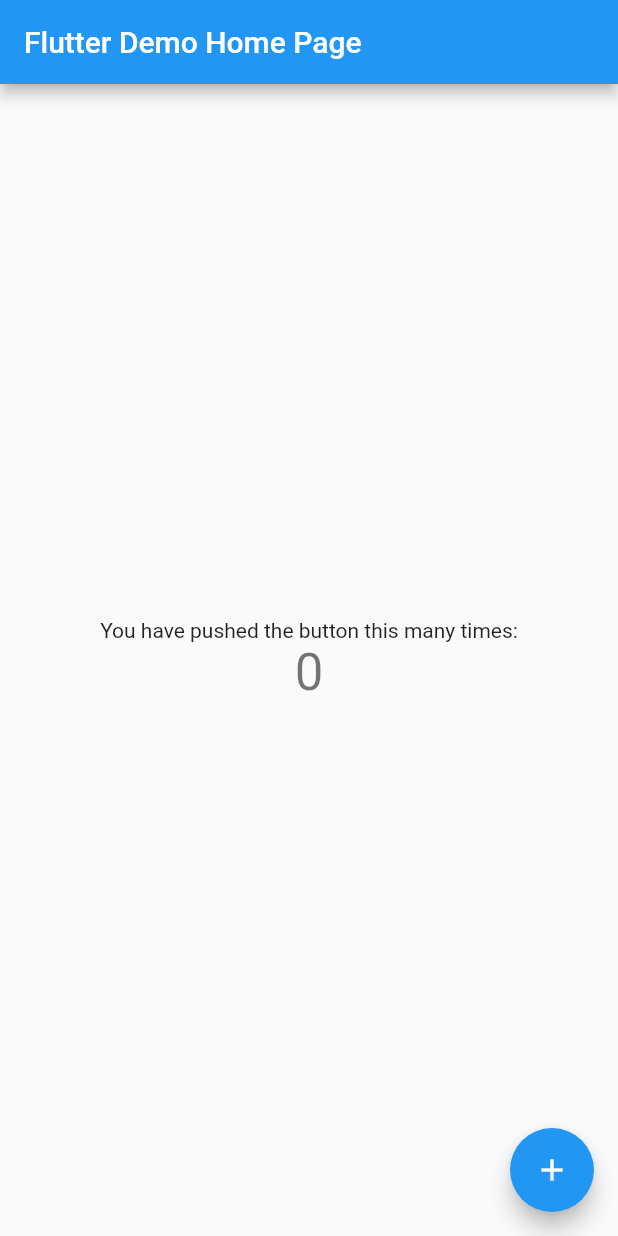
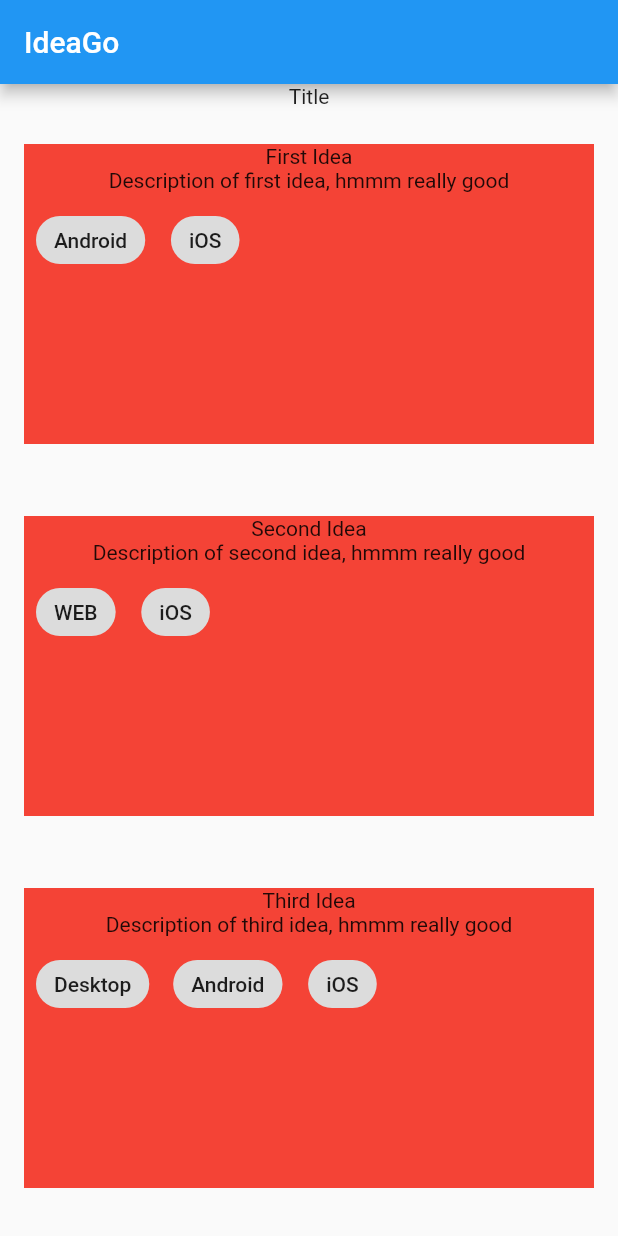
Before and after one commit to davorkomusanac/ideago, a Flutter app: the screen it shows after launch, on a phone screen of 412 x 824 dp. Run offline on Flutter 3.47's test engine with Material 2 defaults, Android fonts, the phone set to English and light mode, and no system bars; our stand-ins replace equatable.

Commit message:
add basic dependencies and create Idea data model

```diff
--- /dev/null
+++ b/lib/constants.dart
@@ -0,0 +1,35 @@
+import 'package:ideago/data/models/idea.dart';
+import 'package:uuid/uuid.dart';
+
+List<Idea> tempIdeas = [
+  Idea(
+    uid: const Uuid().v4(),
+    title: 'First Idea',
+    description: 'Description of first idea, hmmm really good',
+    ideaStatus: 'TODO',
+    index: 0,
+    rating: 50,
+    categories: const <String>['Android', 'iOS'],
+    dateTimeCreated: DateTime.now(),
+  ),
+  Idea(
+    uid: const Uuid().v4(),
+    title: 'Second Idea',
+    description: 'Description of second idea, hmmm really good',
+    ideaStatus: 'TRIED',
+    index: 1,
+    rating: 70,
+    categories: const <String>['WEB', 'iOS'],
+    dateTimeCreated: DateTime.now(),
+  ),
+  Idea(
+    uid: const Uuid().v4(),
+    title: 'Third Idea',
+    description: 'Description of third idea, hmmm really good',
+    ideaStatus: 'DISCARDED',
+    index: 2,
+    rating: 80,
+    categories: const <String>['Desktop', 'Android', 'iOS'],
+    dateTimeCreated: DateTime.now(),
+  ),
+];
--- /dev/null
+++ b/lib/data/models/idea.dart
@@ -0,0 +1,82 @@
+import 'package:equatable/equatable.dart';
+
+class Idea extends Equatable {
+  final String uid;
+  final String title;
+  final String description;
+  final String ideaStatus;
+  final double index;
+  final int rating;
+  final List<String> categories;
+  final DateTime dateTimeCreated;
+
+  const Idea({
+    required this.uid,
+    required this.title,
+    required this.description,
+    required this.ideaStatus,
+    required this.index,
+    required this.rating,
+    required this.categories,
+    required this.dateTimeCreated,
+  });
+
+  @override
+  String toString() =>
+      'Idea{ uid: $uid, title: $title, description: $description, ideaStatus: $ideaStatus, index: $index, rating: $rating, categories: $categories, dateTimeCreated: $dateTimeCreated,}';
+
+  Idea copyWith({
+    String? uid,
+    String? title,
+    String? description,
+    String? ideaStatus,
+    double? index,
+    int? rating,
+    List<String>? categories,
+    DateTime? dateTimeCreated,
+  }) =>
+      Idea(
+        uid: uid ?? this.uid,
+        title: title ?? this.title,
+        description: description ?? this.description,
+        ideaStatus: ideaStatus ?? this.ideaStatus,
+        index: index ?? this.index,
+        rating: rating ?? this.rating,
+        categories: categories ?? this.categories,
+        dateTimeCreated: dateTimeCreated ?? this.dateTimeCreated,
+      );
+
+  Map<String, dynamic> toMap() => {
+        'uid': uid,
+        'title': title,
+        'description': description,
+        'ideaStatus': ideaStatus,
+        'index': index,
+        'rating': rating,
+        'categories': categories,
+        'dateTimeCreated': dateTimeCreated,
+      };
+
+  factory Idea.fromMap(Map<String, dynamic> map) => Idea(
+        uid: map['uid'] as String? ?? '',
+        title: map['title'] as String? ?? '',
+        description: map['description'] as String? ?? '',
+        ideaStatus: map['ideaStatus'] as String? ?? '',
+        index: map['index'] as double? ?? 0,
+        rating: map['rating'] as int? ?? 0,
+        categories: map['categories'] as List<String>? ?? <String>[],
+        dateTimeCreated: map['dateTimeCreated'] as DateTime? ?? DateTime.now(),
+      );
+
+  @override
+  List<Object?> get props => [
+        uid,
+        title,
+        description,
+        ideaStatus,
+        index,
+        rating,
+        categories,
+        dateTimeCreated,
+      ];
+}
--- a/lib/main.dart
+++ b/lib/main.dart
@@ -1,4 +1,5 @@
 import 'package:flutter/material.dart';
+import 'package:ideago/presentation/pages/home/home_page.dart';
 
 void main() {
   runApp(const MyApp());
@@ -7,109 +8,14 @@
 class MyApp extends StatelessWidget {
   const MyApp({Key? key}) : super(key: key);
 
-  // This widget is the root of your application.
   @override
   Widget build(BuildContext context) {
     return MaterialApp(
-      title: 'Flutter Demo',
+      title: 'IdeaGo',
       theme: ThemeData(
-        // This is the theme of your application.
-        //
-        // Try running your application with "flutter run". You'll see the
-        // application has a blue toolbar. Then, without quitting the app, try
-        // changing the primarySwatch below to Colors.green and then invoke
-        // "hot reload" (press "r" in the console where you ran "flutter run",
-        // or simply save your changes to "hot reload" in a Flutter IDE).
-        // Notice that the counter didn't reset back to zero; the application
-        // is not restarted.
         primarySwatch: Colors.blue,
       ),
-      home: const MyHomePage(title: 'Flutter Demo Home Page'),
+      home: const HomePage(),
     );
   }
 }
-
-class MyHomePage extends StatefulWidget {
-  const MyHomePage({Key? key, required this.title}) : super(key: key);
-
-  // This widget is the home page of your application. It is stateful, meaning
-  // that it has a State object (defined below) that contains fields that affect
-  // how it looks.
-
-  // This class is the configuration for the state. It holds the values (in this
-  // case the title) provided by the parent (in this case the App widget) and
-  // used by the build method of the State. Fields in a Widget subclass are
-  // always marked "final".
-
-  final String title;
-
-  @override
-  State<MyHomePage> createState() => _MyHomePageState();
-}
-
-class _MyHomePageState extends State<MyHomePage> {
-  int _counter = 0;
-
-  void _incrementCounter() {
-    setState(() {
-      // This call to setState tells the Flutter framework that something has
-      // changed in this State, which causes it to rerun the build method below
-      // so that the display can reflect the updated values. If we changed
-      // _counter without calling setState(), then the build method would not be
-      // called again, and so nothing would appear to happen.
-      _counter++;
-    });
-  }
-
-  @override
-  Widget build(BuildContext context) {
-    // This method is rerun every time setState is called, for instance as done
-    // by the _incrementCounter method above.
-    //
-    // The Flutter framework has been optimized to make rerunning build methods
-    // fast, so that you can just rebuild anything that needs updating rather
-    // than having to individually change instances of widgets.
-    return Scaffold(
-      appBar: AppBar(
-        // Here we take the value from the MyHomePage object that was created by
-        // the App.build method, and use it to set our appbar title.
-        title: Text(widget.title),
-      ),
-      body: Center(
-        // Center is a layout widget. It takes a single child and positions it
-        // in the middle of the parent.
-        child: Column(
-          // Column is also a layout widget. It takes a list of children and
-          // arranges them vertically. By default, it sizes itself to fit its
-          // children horizontally, and tries to be as tall as its parent.
-          //
-          // Invoke "debug painting" (press "p" in the console, choose the
-          // "Toggle Debug Paint" action from the Flutter Inspector in Android
-          // Studio, or the "Toggle Debug Paint" command in Visual Studio Code)
-          // to see the wireframe for each widget.
-          //
-          // Column has various properties to control how it sizes itself and
-          // how it positions its children. Here we use mainAxisAlignment to
-          // center the children vertically; the main axis here is the vertical
-          // axis because Columns are vertical (the cross axis would be
-          // horizontal).
-          mainAxisAlignment: MainAxisAlignment.center,
-          children: <Widget>[
-            const Text(
-              'You have pushed the button this many times:',
-            ),
-            Text(
-              '$_counter',
-              style: Theme.of(context).textTheme.headline4,
-            ),
-          ],
-        ),
-      ),
-      floatingActionButton: FloatingActionButton(
-        onPressed: _incrementCounter,
-        tooltip: 'Increment',
-        child: const Icon(Icons.add),
-      ), // This trailing comma makes auto-formatting nicer for build methods.
-    );
-  }
-}
--- /dev/null
+++ b/lib/presentation/pages/home/home_page.dart
@@ -0,0 +1,39 @@
+import 'package:flutter/material.dart';
+import 'package:ideago/constants.dart';
+import 'package:ideago/presentation/widgets/idea_card.dart';
+
+class HomePage extends StatelessWidget {
+  const HomePage({super.key});
+
+  @override
+  Widget build(BuildContext context) {
+    return Scaffold(
+      appBar: AppBar(
+        title: const Text('IdeaGo'),
+      ),
+      body: Column(
+        mainAxisAlignment: MainAxisAlignment.center,
+        children: [
+          //Row with
+          //TextField
+          //Filter button
+          //
+          Center(
+            child: Text('Title'),
+          ),
+          Expanded(
+            child: ListView.builder(
+              itemCount: tempIdeas.length,
+              itemBuilder: (context, index) => IdeaCard(
+                idea: tempIdeas[index],
+                key: ValueKey(
+                  tempIdeas[index].uid,
+                ),
+              ),
+            ),
+          ),
+        ],
+      ),
+    );
+  }
+}
--- /dev/null
+++ b/lib/presentation/widgets/idea_card.dart
@@ -0,0 +1,38 @@
+import 'package:flutter/material.dart';
+import 'package:ideago/data/models/idea.dart';
+
+class IdeaCard extends StatelessWidget {
+  final Idea idea;
+
+  const IdeaCard({required this.idea, Key? key}) : super(key: key);
+
+  @override
+  Widget build(BuildContext context) {
+    //return Text(idea.title);
+    return Padding(
+      padding: const EdgeInsets.symmetric(vertical: 24.0, horizontal: 16.0),
+      child: Container(
+        color: Colors.red,
+        height: 200,
+        child: Column(
+          children: [
+            Text(idea.title),
+            Text(idea.description),
+            Row(
+              children: idea.categories
+                  .map(
+                    (e) => Padding(
+                      padding: const EdgeInsets.all(8.0),
+                      child: Chip(
+                        label: Text(e),
+                      ),
+                    ),
+                  )
+                  .toList(),
+            ),
+          ],
+        ),
+      ),
+    );
+  }
+}
--- a/pubspec.yaml
+++ b/pubspec.yaml
@@ -24,6 +24,9 @@
   flutter:
     sdk: flutter
   cupertino_icons: ^1.0.2
+  equatable: ^2.0.3
+  flutter_bloc: ^8.0.1
+  uuid: ^3.0.6
 
 dev_dependencies:
   flutter_test:
```
Also changed, not shown: pubspec.lock.
